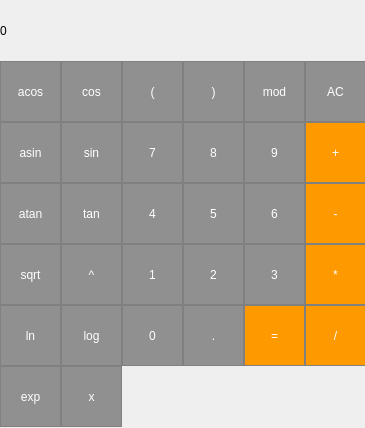
Qt form smart_calc_v1.0/qt/mainwindow.ui (iopmanu/c-cpp-projects) before a commit.
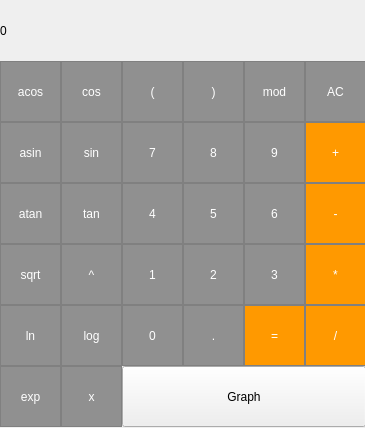
The same form after that commit.

The edit to the form file:
```diff
--- a/smart_calc_v1.0/qt/mainwindow.ui
+++ b/smart_calc_v1.0/qt/mainwindow.ui
@@ -803,6 +803,19 @@
      <string>tan</string>
     </property>
    </widget>
+   <widget class="QPushButton" name="pushButton_graph">
+    <property name="geometry">
+     <rect>
+      <x>122</x>
+      <y>366</y>
+      <width>244</width>
+      <height>61</height>
+     </rect>
+    </property>
+    <property name="text">
+     <string>Graph</string>
+    </property>
+   </widget>
   </widget>
  </widget>
  <resources/>
```
